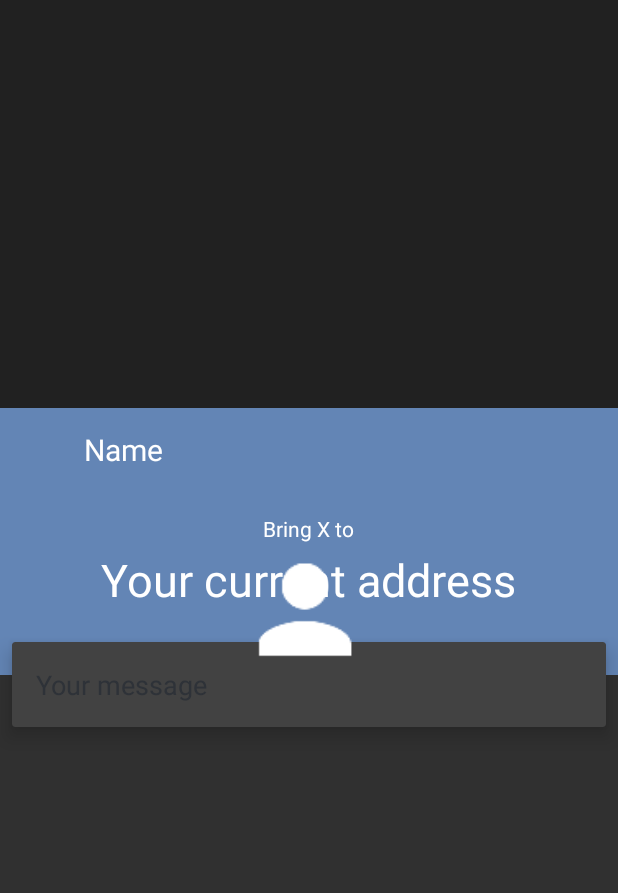
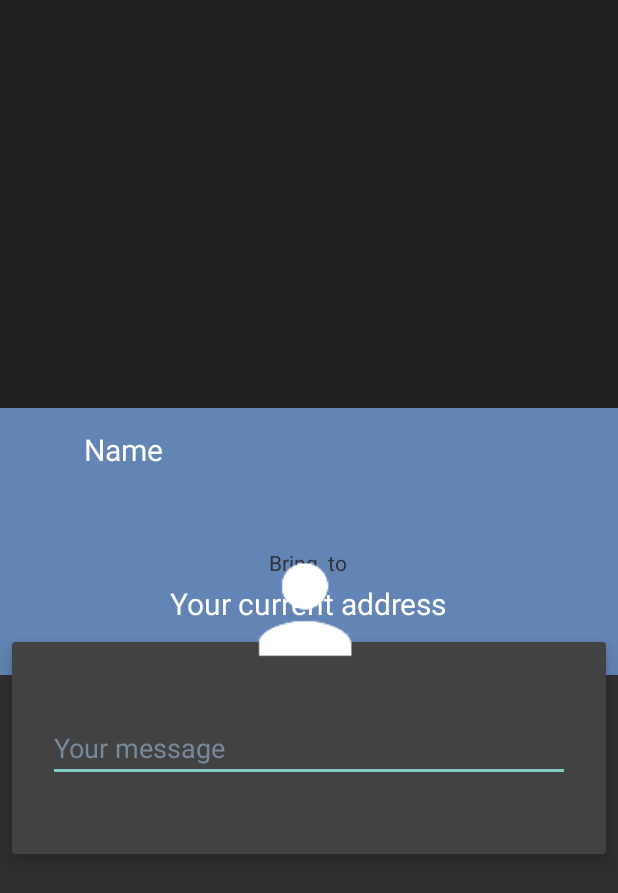
Before and after one commit to pt2121/summon, an Android app: the RequestActivity screen opened directly, with no data from a screen before it, on a phone screen of 412 x 824 dp. Shown: the top 893 px of the screen. Run offline under Robolectric (Android 15) with nearby library versions, the phone set to English and light mode, and no system bars; our stand-ins replace CircleImageView, Picasso; pictures from the network do not load; 2 statements that could not run were skipped.

Commit message:
Update RequestActivity UI

```diff
--- a/android/src/main/kotlin/com/prt2121/summon/ContactsFragment.kt
+++ b/android/src/main/kotlin/com/prt2121/summon/ContactsFragment.kt
@@ -82,6 +82,9 @@ class ContactsFragment : Fragment(), ContactViewHolder.ClickListener {
 
   override fun onItemViewClick(view: View, contact: Contact) {
     val intent = Intent(activity, RequestActivity::class.java)
+    intent.putExtra(RequestActivity.NAME_EXTRA, contact.name)
+    intent.putExtra(RequestActivity.PHONE_NUMBER_EXTRA, contact.phoneNumber)
+    intent.putExtra(RequestActivity.PICTURE_URI_EXTRA, contact.profilePic)
     if (Build.VERSION.SDK_INT >= Build.VERSION_CODES.LOLLIPOP) {
       val options = ActivityOptionsCompat.makeSceneTransitionAnimation(activity, view.findViewById(R.id.profile_image_view), "profile")
       activity.startActivity(intent, options.toBundle())
--- a/android/src/main/kotlin/com/prt2121/summon/RequestActivity.kt
+++ b/android/src/main/kotlin/com/prt2121/summon/RequestActivity.kt
@@ -1,18 +1,19 @@
 package com.prt2121.summon
 
 import android.graphics.Point
+import android.net.Uri
 import android.os.Bundle
 import android.support.design.widget.AppBarLayout
 import android.support.design.widget.CollapsingToolbarLayout
 import android.support.v7.app.AppCompatActivity
 import android.support.v7.widget.Toolbar
 import android.util.TypedValue
+import android.view.KeyEvent
 import android.view.View
 import android.view.animation.AlphaAnimation
-import android.widget.FrameLayout
-import android.widget.ImageView
-import android.widget.LinearLayout
-import android.widget.TextView
+import android.view.inputmethod.EditorInfo
+import android.widget.*
+import com.squareup.picasso.Picasso
 
 /**
  * Created by pt2121 on 12/5/15.
@@ -20,12 +21,15 @@ import android.widget.TextView
 class RequestActivity : AppCompatActivity(), AppBarLayout.OnOffsetChangedListener {
   private var titleVisible = false
   private var titleContainerVisible = true
-  private var titleContainer: LinearLayout? = null
+  private var titleContainer: RelativeLayout? = null
   private var title: TextView? = null
+  private var subtitle: TextView? = null
   private var appBarLayout: AppBarLayout? = null
   private var imageView: ImageView? = null
   private var frameLayout: FrameLayout? = null
   private var toolbar: Toolbar? = null
+  private var phoneNumber: String? = null
+  private var pictureUri: Uri? = null
 
   override public fun onCreate(savedInstanceState: Bundle?) {
     super.onCreate(savedInstanceState)
@@ -41,15 +45,47 @@ class RequestActivity : AppCompatActivity(), AppBarLayout.OnOffsetChangedListene
   private fun bindActivity() {
     toolbar = findViewById(R.id.main_toolbar) as Toolbar
     title = findViewById(R.id.request_toolbar_title) as TextView
-    titleContainer = findViewById(R.id.request_linearLayout) as LinearLayout
+    subtitle = findViewById(R.id.request_subtitle) as TextView
+    titleContainer = findViewById(R.id.request_Layout) as RelativeLayout
     appBarLayout = findViewById(R.id.request_appBarLayout) as AppBarLayout
     imageView = findViewById(R.id.request_mapImageView) as ImageView
+    val profileImageView = findViewById(R.id.request_profile_imageView) as ImageView
     frameLayout = findViewById(R.id.request_frameLayout) as FrameLayout
+    val messageEditText = findViewById(R.id.message_editText) as EditText
+    messageEditText.setOnEditorActionListener(object : TextView.OnEditorActionListener {
+      override fun onEditorAction(v: TextView?, actionId: Int, event: KeyEvent?): Boolean {
+        if ((event?.action == KeyEvent.ACTION_DOWN) && (event?.keyCode == KeyEvent.KEYCODE_ENTER)) {
+          println("enter!")
+          return true
+        }
+        if (actionId == EditorInfo.IME_ACTION_SEND) {
+          println("send!")
+          return true
+        }
+        return false
+      }
+
+    })
 
     val screenSize = Point()
     windowManager.defaultDisplay.getSize(screenSize)
     var px = TypedValue.applyDimension(TypedValue.COMPLEX_UNIT_DIP, 150.toFloat(), resources.displayMetrics)
     findViewById(R.id.request_collapsingToolBarLayout).layoutParams.height = (screenSize.y / 2 + px).toInt()
+
+    val extras: Bundle? = intent.extras
+    val nameExtra = extras?.get(NAME_EXTRA)
+    val numExtra = extras?.get(PHONE_NUMBER_EXTRA)
+    pictureUri = extras?.get(PICTURE_URI_EXTRA) as Uri
+    val name = if (nameExtra is String) nameExtra else ""
+    phoneNumber = if (numExtra is String) numExtra else ""
+    subtitle!!.text = "Bring $name to"
+
+    Picasso.with(this)
+        .load(pictureUri)
+        .placeholder(R.drawable.contact_placeholder)
+        .error(R.drawable.contact_placeholder)
+        .transform(CircleTransform())
+        .into(profileImageView)
   }
 
   private fun initParallaxValues() {
@@ -100,6 +136,9 @@ class RequestActivity : AppCompatActivity(), AppBarLayout.OnOffsetChangedListene
     private val PERCENTAGE_TO_SHOW_TITLE_AT_TOOLBAR = 0.9f
     private val PERCENTAGE_TO_HIDE_TITLE_DETAILS = 0.3f
     private val ALPHA_ANIMATIONS_DURATION = 200
+    val NAME_EXTRA = "name_extra"
+    val PHONE_NUMBER_EXTRA = "phone_number_extra"
+    val PICTURE_URI_EXTRA = "picture_uri_extra"
     fun startAlphaAnimation(v: View, duration: Long, visibility: Int) {
       val alphaAnimation = if ((visibility == View.VISIBLE)) AlphaAnimation(0f, 1f)
       else AlphaAnimation(1f, 0f)
--- a/android/src/main/res/layout/activity_request.xml
+++ b/android/src/main/res/layout/activity_request.xml
@@ -47,36 +47,36 @@
             app:layout_collapseMode="parallax"
             >
 
-          <LinearLayout
-              android:id="@+id/request_linearLayout"
+          <RelativeLayout
+              android:id="@+id/request_Layout"
               android:layout_width="wrap_content"
-              android:layout_height="wrap_content"
+              android:layout_height="match_parent"
               android:layout_gravity="center"
-              android:orientation="vertical"
               >
 
             <TextView
                 android:id="@+id/request_subtitle"
                 android:layout_width="wrap_content"
                 android:layout_height="wrap_content"
-                android:layout_gravity="center_horizontal"
-                android:gravity="bottom|center"
+                android:layout_centerInParent="true"
                 android:text="Bring X to"
-                android:textColor="@android:color/white"
+                android:textColor="@color/primary_dark"
+                android:gravity="top"
+                android:layout_marginBottom="4dp"
                 />
 
             <TextView
                 android:id="@+id/request_title"
+                android:layout_below="@+id/request_subtitle"
                 android:layout_width="wrap_content"
                 android:layout_height="wrap_content"
-                android:layout_gravity="center_horizontal"
-                android:layout_marginTop="4dp"
                 android:text="Your current address"
                 android:textColor="@android:color/white"
-                android:textSize="30sp"
+                android:gravity="top"
+                android:textSize="20sp"
                 />
 
-          </LinearLayout>
+          </RelativeLayout>
         </FrameLayout>
       </android.support.design.widget.CollapsingToolbarLayout>
     </android.support.design.widget.AppBarLayout>
@@ -98,13 +98,24 @@
           app:contentPadding="16dp"
           >
 
-        <TextView
+        <EditText
+            android:id="@+id/message_editText"
             android:layout_width="match_parent"
             android:layout_height="wrap_content"
-            android:lineSpacingExtra="8dp"
-            android:text="Your message"
+            android:lineSpacingExtra="4dp"
+            android:layout_marginLeft="8dp"
+            android:layout_marginStart="8dp"
+            android:layout_marginRight="8dp"
+            android:layout_marginEnd="8dp"
+            android:layout_marginTop="32dp"
+            android:layout_marginBottom="32dp"
+            android:maxLines="2"
+            android:hint="Your message"
+            android:textColorHint="@color/light_slate_gray"
             android:textSize="18sp"
             android:textColor="@color/primary_dark"
+            android:inputType="text"
+            android:imeOptions="actionSend"
             />
       </android.support.v7.widget.CardView>
 
--- a/android/src/main/res/values/colors.xml
+++ b/android/src/main/res/values/colors.xml
@@ -4,4 +4,5 @@
   <color name="primary_dark">#2E3238</color>
   <color name="divider">#23262a</color>
   <color name="accent">#A4E9FF</color>
+  <color name="light_slate_gray">#778899</color>
 </resources>
```
